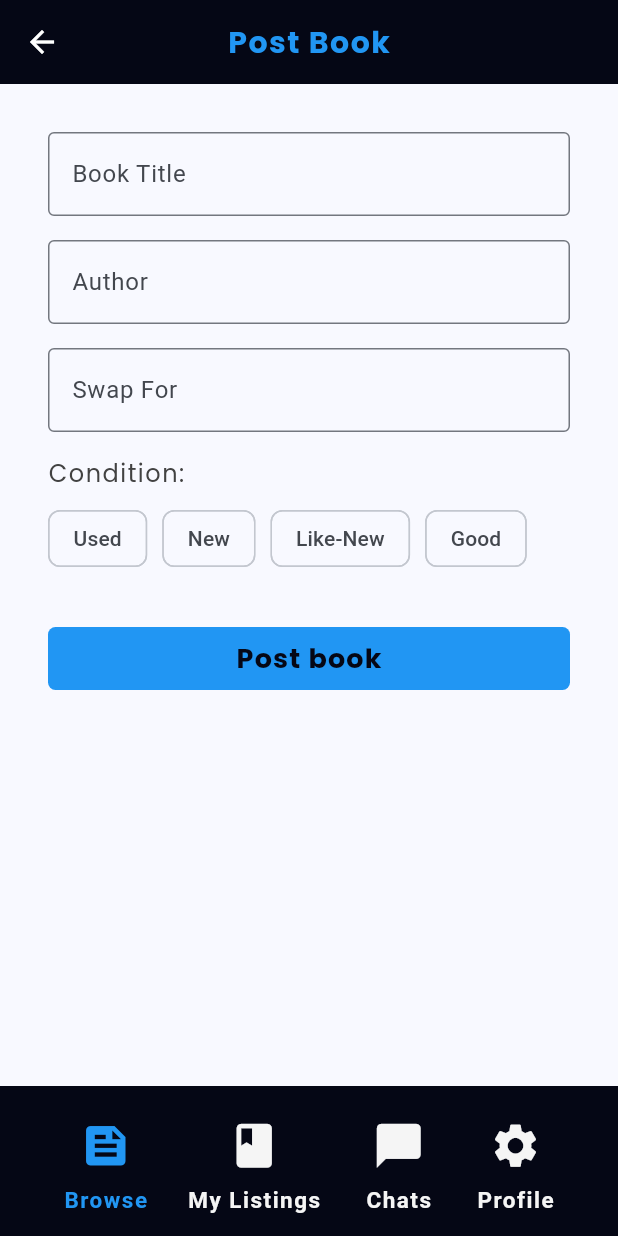
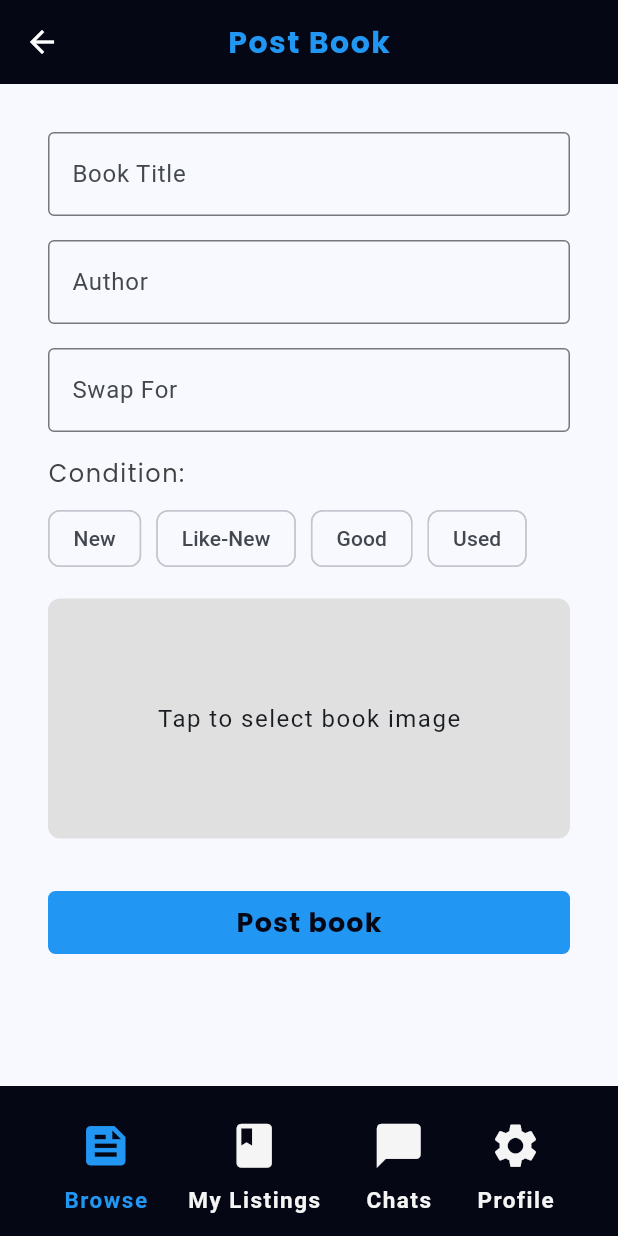
Before and after one commit to aimable0/new_app, a Flutter app: the PostBook screen opened directly, on a phone screen of 412 x 824 dp. Run offline on Flutter 3.47's test engine with Material 3 defaults, Android fonts, the phone set to English and light mode, and no system bars; our stand-ins replace cloud_firestore, firebase_auth, firebase_core, firebase_storage, flutter_riverpod, google_fonts and 1 more; accounts and stored records are empty.

Commit message:
Feat: seting up Firebase Storage

```diff
--- a/lib/models/book/book.dart
+++ b/lib/models/book/book.dart
@@ -11,6 +11,7 @@ class Book {
     required this.title,
     required this.author,
     required this.condition,
+    required this.swapFor,
     required this.ownerId, // The UID of the user who posted it
     required this.status,
     required this.postedAt,
@@ -21,6 +22,7 @@ class Book {
   final String id;
   final String title;
   final String author;
+  final String swapFor;
   final String? coverImageUrl;
   final String ownerId;
   final String? ownerName; // Denormalized name for easy display
@@ -39,6 +41,7 @@ class Book {
       "title": title,
       "author": author,
       "coverImageUrl": coverImageUrl,
+      "swapFor": swapFor,
       "ownerId": ownerId,
       "ownerName": ownerName,
       "postedAt": postedAt,
@@ -73,6 +76,7 @@ class Book {
       id: snapshot.id, // The document ID
       title: data?['title'] ?? '',
       author: data?['author'] ?? '',
+      swapFor: data?['swapFor'] ?? '',
       coverImageUrl: data?['coverImageUrl'],
       ownerId: data?['ownerId'] ?? '',
       ownerName: data?['ownerName'],
--- a/lib/screens/profile/post_book.dart
+++ b/lib/screens/profile/post_book.dart
@@ -1,5 +1,12 @@
+import 'dart:io';
 import 'package:flutter/material.dart';
-import 'package:new_app/services/auth_service.dart';
+import 'package:image_picker/image_picker.dart';
+import 'package:firebase_auth/firebase_auth.dart';
+import 'package:cloud_firestore/cloud_firestore.dart';
+import 'package:new_app/services/storage_service.dart';
+import 'package:new_app/services/firestore_service.dart';
+import 'package:new_app/models/book/book.dart';
+import 'package:new_app/models/book/book_enums.dart';
 import 'package:new_app/shared/bottom_bar.dart';
 import 'package:new_app/shared/styled_button.dart';
 import 'package:new_app/shared/styled_text.dart';
@@ -19,15 +26,49 @@ class _PostBookState extends State<PostBook> {
   final TextEditingController _author = TextEditingController();
   final TextEditingController _swapFor = TextEditingController();
 
+  // Image picker
+  File? _imageFile;
+  final ImagePicker _picker = ImagePicker();
+  bool _loading = false;
+
+  Future<void> pickImage() async {
+    final XFile? picked = await _picker.pickImage(source: ImageSource.gallery);
+    if (picked != null) {
+      setState(() {
+        _imageFile = File(picked.path);
+      });
+    }
+  }
+
+  // Error & condition
   String? _errorFeedback;
-  String? selectedCondition; // <-- selected condition
-  final List<String> conditions = ['Used', 'New', 'Like-New', 'Good'];
+  BookCondition? selectedCondition;
+
+  final List<BookCondition> conditions = [
+    BookCondition.New,
+    BookCondition.LikeNew,
+    BookCondition.Good,
+    BookCondition.Used,
+  ];
+
+  String _bookConditionToLabel(BookCondition condition) {
+    switch (condition) {
+      case BookCondition.New:
+        return "New";
+      case BookCondition.LikeNew:
+        return "Like-New";
+      case BookCondition.Good:
+        return "Good";
+      case BookCondition.Used:
+        return "Used";
+    }
+  }
 
   @override
   Widget build(BuildContext context) {
     return Scaffold(
       appBar: AppBar(title: StyledAppBarText('Post Book')),
-      body: Padding(
+      body: SingleChildScrollView(
         padding: const EdgeInsets.all(32.0),
         child: Form(
           key: _formKey,
@@ -40,12 +81,9 @@ class _PostBookState extends State<PostBook> {
                   labelText: 'Book Title',
                   border: OutlineInputBorder(),
                 ),
-                validator: (value) {
-                  if (value == null || value.isEmpty) {
-                    return 'Please enter book title';
-                  }
-                  return null;
-                },
+                validator: (value) => (value == null || value.isEmpty)
+                    ? 'Please enter book title'
+                    : null,
               ),
               const SizedBox(height: 16.0),
               TextFormField(
@@ -54,38 +92,29 @@ class _PostBookState extends State<PostBook> {
                   labelText: 'Author',
                   border: OutlineInputBorder(),
                 ),
-                validator: (value) {
-                  if (value == null || value.isEmpty) {
-                    return 'Please enter book author';
-                  }
-                  return null;
-                },
+                validator: (value) => (value == null || value.isEmpty)
+                    ? 'Please enter book author'
+                    : null,
               ),
               const SizedBox(height: 16.0),
               TextFormField(
                 controller: _swapFor,
-                decoration: InputDecoration(
+                decoration: const InputDecoration(
                   labelText: 'Swap For',
                   border: OutlineInputBorder(),
-                  focusColor: Colors.blue[500],
                 ),
-                validator: (value) {
-                  if (value == null || value.isEmpty) {
-                    return 'Please enter a desired swap';
-                  }
-                  return null;
-                },
+                validator: (value) => (value == null || value.isEmpty)
+                    ? 'Please enter a desired swap'
+                    : null,
               ),
               const SizedBox(height: 16.0),
-              StyledBodyText('Condition: '),
+              StyledBodyText('Condition:'),
               const SizedBox(height: 8.0),
-
-              // --- Condition selector ---
               Wrap(
                 spacing: 10,
                 children: conditions.map((condition) {
                   return ChoiceChip(
-                    label: Text(condition),
+                    label: Text(_bookConditionToLabel(condition)),
                     selected: selectedCondition == condition,
                     onSelected: (bool selected) {
                       setState(() {
@@ -96,30 +125,87 @@ class _PostBookState extends State<PostBook> {
                 }).toList(),
               ),
               const SizedBox(height: 16.0),
+              // Image picker
+              GestureDetector(
+                onTap: pickImage,
+                child: _imageFile == null
+                    ? Container(
+                        height: 160,
+                        width: double.infinity,
+                        decoration: BoxDecoration(
+                          borderRadius: BorderRadius.circular(8),
+                          color: Colors.grey[300],
+                        ),
+                        child: const Center(
+                          child: Text("Tap to select book image"),
+                        ),
+                      )
+                    : Image.file(_imageFile!, height: 160, fit: BoxFit.cover),
+              ),
+              const SizedBox(height: 16.0),
 
-              // error feedback
+              // Error feedback
               if (_errorFeedback != null)
                 Text(
                   _errorFeedback!,
                   style: const TextStyle(color: Colors.red),
                 ),
               const SizedBox(height: 16.0),
-
-              // submit button
+              // Submit button
               StyledButton(
                 onPressed: () async {
-                  if (_formKey.currentState!.validate()) {
+                  if (!_formKey.currentState!.validate()) return;
+
                   if (selectedCondition == null) {
                     setState(() {
                       _errorFeedback = 'Please select a condition';
                     });
                     return;
                   }
+                  if (_imageFile == null) {
+                    setState(() {
+                      _errorFeedback = 'Please pick a book image';
+                    });
+                    return;
+                  }
+
                   setState(() {
                     _errorFeedback = null;
+                    _loading = true;
                   });
-                    // save book here
-                    // you can use `selectedCondition` as the book condition
+
+                  try {
+                    final user = FirebaseAuth.instance.currentUser!;
+                    final userId = user.uid;
+
+                    final imageUrl = await StorageService.uploadBookCover(
+                      _imageFile!,
+                      userId,
+                    );
+
+                    final book = Book(
+                      id: "", // Firestore auto-generates
+                      title: _title.text.trim(),
+                      author: _author.text.trim(),
+                      swapFor: _swapFor.text.trim(),
+                      condition: selectedCondition!,
+                      status: BookStatus.available,
+                      coverImageUrl: imageUrl,
+                      ownerId: userId,
+                      ownerName: user.displayName,
+                      postedAt: Timestamp.now(),
+                    );
+
+                    await FirestoreService.postBook(book);
+
+                    if (mounted) Navigator.pop(context);
+                  } catch (e) {
+                    setState(() {
+                      _errorFeedback = 'Failed to post. Try again.';
+                    });
+                    print('Error: $e');
+                  } finally {
+                    if (mounted) setState(() => _loading = false);
                   }
                 },
                 child: const StyledButtonText('Post book'),
--- /dev/null
+++ b/lib/services/storage_service.dart
@@ -0,0 +1,43 @@
+import 'dart:io'; // Required to work with the 'File' type
+import 'package:firebase_storage/firebase_storage.dart';
+
+class StorageService {
+  // Get an instance of Firebase Storage
+  static final FirebaseStorage _storage = FirebaseStorage.instance;
+
+  /// Uploads a book cover image file to Firebase Storage.
+  ///
+  /// [imageFile] is the file picked by the user.
+  /// [userId] is the ID of the user uploading the file, to keep things organized.
+  ///
+  /// Returns the public [downloadURL] of the uploaded image.
+  static Future<String> uploadBookCover(File imageFile, String userId) async {
+    try {
+      // 1. Create a unique file name for the image.
+      // Using a timestamp ensures every filename is unique.
+      String fileName = DateTime.now().millisecondsSinceEpoch.toString();
+
+      // 2. Define the path in Firebase Storage.
+      // e.g., 'book_covers/abc123xyz/1678886400000.jpg'
+      String filePath = 'book_covers/$userId/$fileName';
+
+      // 3. Get a reference to that path.
+      Reference ref = _storage.ref().child(filePath);
+
+      // 4. Upload the file.
+      UploadTask uploadTask = ref.putFile(imageFile);
+
+      // 5. Wait for the upload to complete.
+      TaskSnapshot snapshot = await uploadTask;
+
+      // 6. Get the public Download URL.
+      String downloadUrl = await snapshot.ref.getDownloadURL();
+
+      return downloadUrl;
+    } catch (e) {
+      // Handle any errors (e.g., permission denied)
+      print("Error uploading image: $e");
+      rethrow; // Re-throw the error to be handled by the UI
+    }
+  }
+}
--- a/pubspec.yaml
+++ b/pubspec.yaml
@@ -39,6 +39,8 @@ dependencies:
   firebase_auth: ^6.1.2
   flutter_riverpod: ^3.0.3
   cloud_firestore: ^6.1.0
+  firebase_storage: ^13.0.4
+  image_picker: ^1.2.0
 
 dev_dependencies:
   flutter_test:
```
Also changed, not shown: pubspec.lock, 5 other files. Lines whose indentation alone changed are shown as unchanged.
